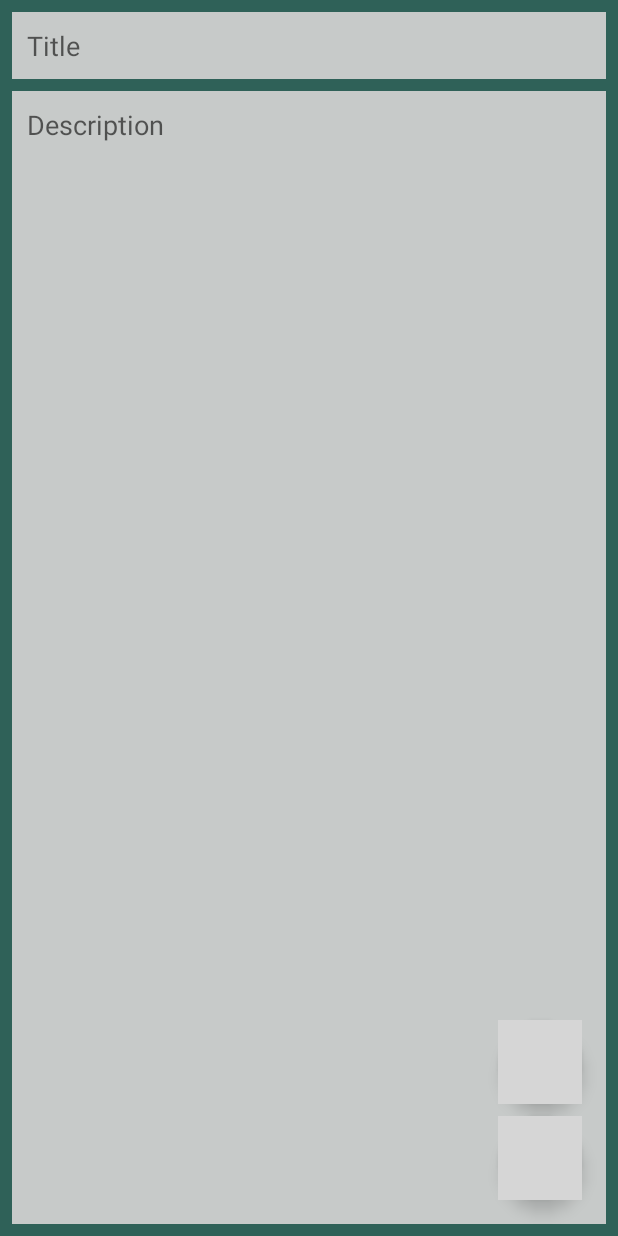
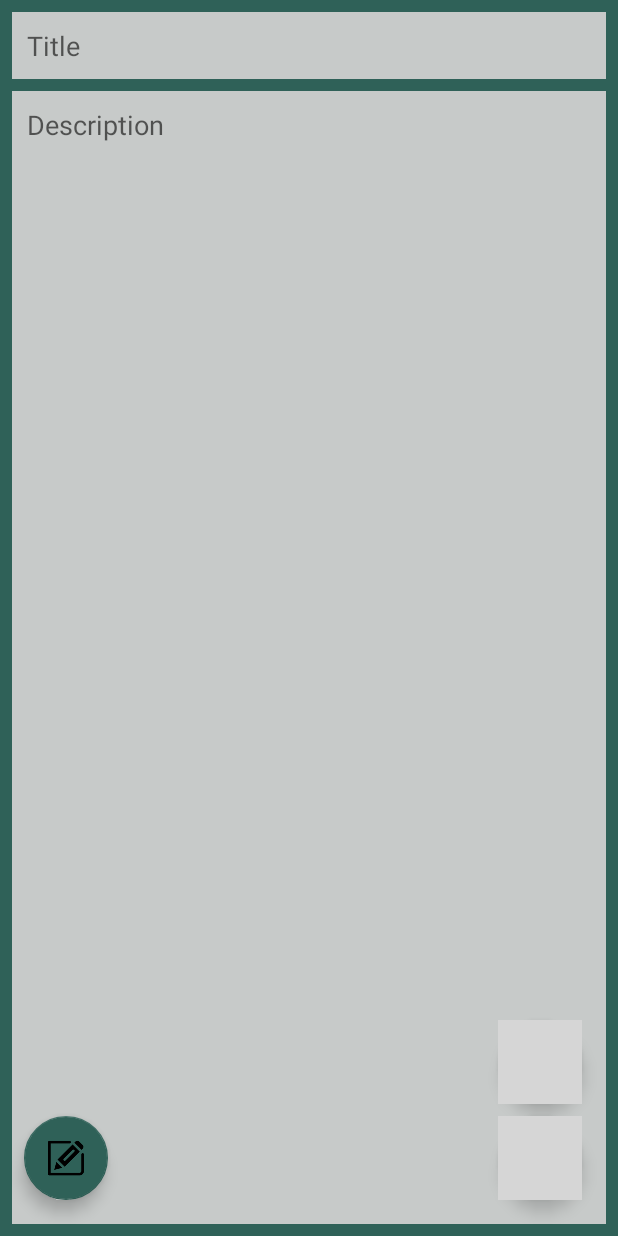
Before and after one commit to alest747/Notebook, an Android app: the layout activity_edit.xml on its own in the app's theme, with its tools: preview values and no code run, on a phone screen of 412 x 824 dp. Run offline under Robolectric (Android 15) with nearby library versions, the phone set to English and light mode, and no system bars; grey boxes are pictures that could not be loaded.

Commit message:
fix edit text, image

```diff
--- a/app/build.gradle
+++ b/app/build.gradle
@@ -36,6 +36,8 @@ android {
 }
 
 dependencies {
+    implementation 'com.squareup.picasso:picasso:2.71828'
+
     implementation("androidx.navigation:navigation-ui-ktx:2.5.2")
     implementation("androidx.navigation:navigation-fragment-ktx:2.5.2")
 
--- /dev/null
+++ b/app/src/main/res/color/edit_text_color_state.xml
@@ -0,0 +1,6 @@
+<?xml version="1.0" encoding="utf-8"?>
+<selector xmlns:android="http://schemas.android.com/apk/res/android">
+    <item android:state_enabled="false" android:color="@color/grey2"></item>
+    <item android:color="@color/dark"></item>
+
+</selector>
--- a/app/src/main/res/layout/activity_edit.xml
+++ b/app/src/main/res/layout/activity_edit.xml
@@ -26,6 +26,7 @@
         android:hint="Title"
         android:inputType="textPersonName"
         android:padding="10dp"
+        android:textColor="@color/edit_text_color_state"
         app:layout_constraintEnd_toEndOf="parent"
         app:layout_constraintStart_toStartOf="parent"
         app:layout_constraintTop_toBottomOf="@+id/myImageLayout" />
@@ -44,10 +45,13 @@
         android:hint="Description"
         android:inputType="textMultiLine|textPersonName"
         android:padding="10dp"
+        android:textColor="@color/edit_text_color_state"
         app:layout_constraintBottom_toBottomOf="parent"
         app:layout_constraintEnd_toEndOf="parent"
+        app:layout_constraintHorizontal_bias="1.0"
         app:layout_constraintStart_toStartOf="parent"
-        app:layout_constraintTop_toBottomOf="@+id/edtTitle" />
+        app:layout_constraintTop_toBottomOf="@+id/edtTitle"
+        app:layout_constraintVertical_bias="0.0" />
 
     <com.google.android.material.floatingactionbutton.FloatingActionButton
         android:id="@+id/floatingActionButton"
@@ -131,4 +135,17 @@
             app:srcCompat="@drawable/delete_my" />
     </androidx.constraintlayout.widget.ConstraintLayout>
 
+    <com.google.android.material.floatingactionbutton.FloatingActionButton
+        android:id="@+id/floatingActionButtonEditText"
+        android:layout_width="wrap_content"
+        android:layout_height="wrap_content"
+        android:layout_marginStart="16dp"
+        android:layout_marginBottom="16dp"
+        android:clickable="true"
+        android:onClick="onClickEditText"
+        app:backgroundTint="@color/green"
+        app:layout_constraintBottom_toBottomOf="@+id/edtDiskrip"
+        app:layout_constraintStart_toStartOf="parent"
+        app:srcCompat="@drawable/im_edit" />
+
 </androidx.constraintlayout.widget.ConstraintLayout>
--- a/app/src/main/res/values/colors.xml
+++ b/app/src/main/res/values/colors.xml
@@ -12,5 +12,6 @@
     <color name="grey2">#6E706F</color>
     <color name="grey3">#C6CAC9</color>
     <color name="grey4">#C7CAC9</color>
+    <color name="dark">#000000</color>
 
 </resources>
```
Also changed, not shown: app/src/main/java/com/example/bloknot/EditActivity.kt (+25 -2 lines).
